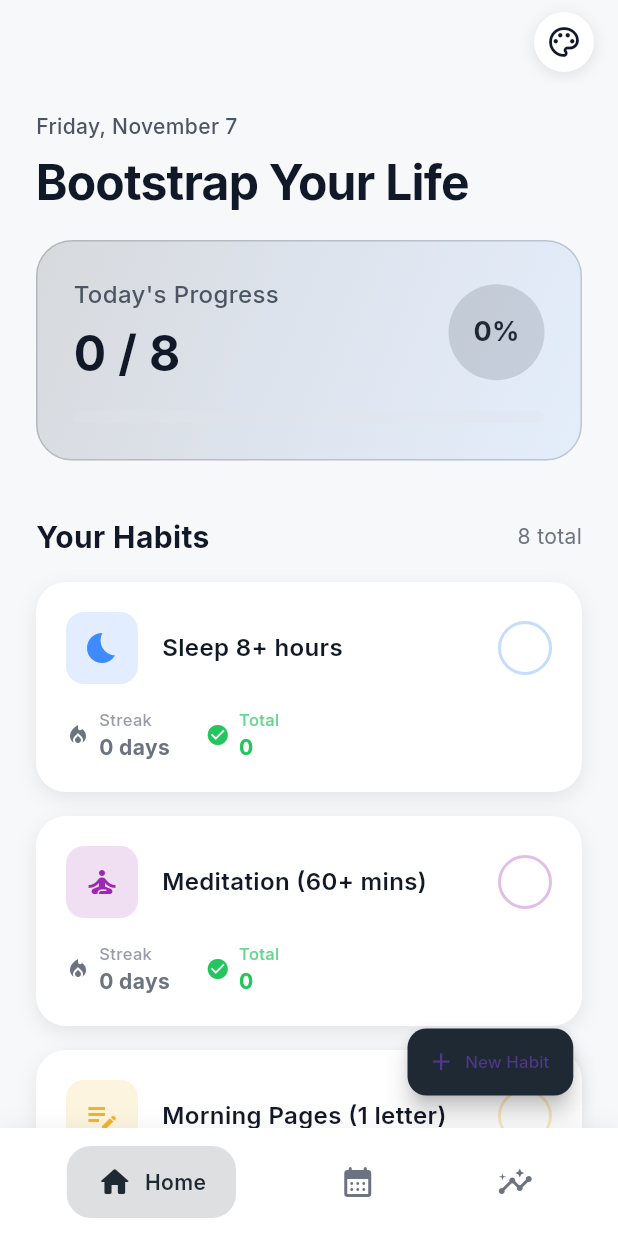
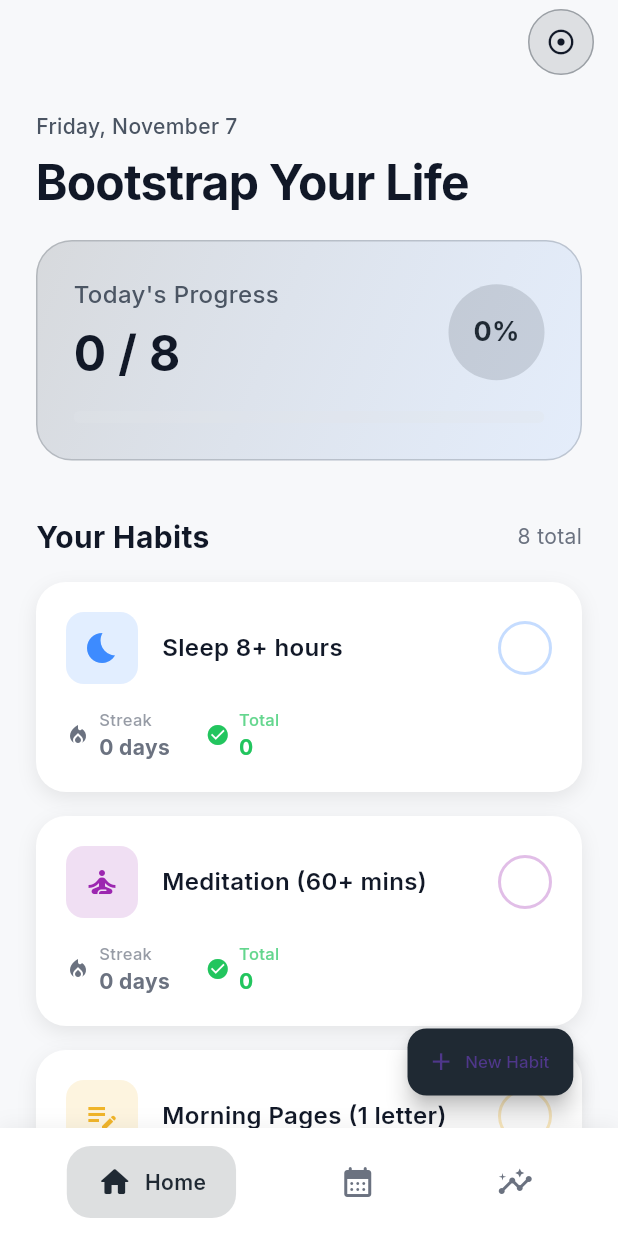
Before and after one commit to erencanakyuz/Bootstrapapp, a Flutter app: the screen it shows after launch, on a phone screen of 412 x 824 dp. Run offline on Flutter 3.47's test engine with Material 3 defaults, Android fonts, the phone set to English and light mode, and no system bars; our stand-ins replace google_fonts, shared_preferences.

Commit message:
Add theme switcher functionality
Features:
- ✨ ThemeSwitcherButton widget with haptic feedback
- 🎨 Live theme switching between 4 palettes
- 🔄 Animated theme transitions
- 🎯 ThemeController properly integrated
- 📱 Theme button in HomeScreen header
- 💾 Snackbar feedback when switching themes

Now users can switch themes on the fly!

```diff
--- a/lib/main.dart
+++ b/lib/main.dart
@@ -17,16 +17,50 @@ void main() {
   runApp(const BootstrapApp());
 }
 
-class BootstrapApp extends StatelessWidget {
+class BootstrapApp extends StatefulWidget {
   const BootstrapApp({super.key});
 
   @override
+  State<BootstrapApp> createState() => _BootstrapAppState();
+}
+
+class _BootstrapAppState extends State<BootstrapApp> {
+  final ThemeController _themeController = ThemeController(
+    initialPalette: AppPalette.modern,
+  );
+
+  @override
+  void dispose() {
+    _themeController.dispose();
+    super.dispose();
+  }
+
+  @override
   Widget build(BuildContext context) {
-    return MaterialApp(
-      title: 'Bootstrap Your Life',
-      debugShowCheckedModeBanner: false,
-      theme: buildAppTheme(AppPalette.modern),
-      home: const MainScreen(),
+    return AnimatedBuilder(
+      animation: _themeController,
+      builder: (context, child) {
+        return MaterialApp(
+          title: 'Bootstrap Your Life',
+          debugShowCheckedModeBanner: false,
+          theme: _themeController.theme,
+          home: MainScreenWrapper(themeController: _themeController),
+        );
+      },
     );
   }
 }
+
+class MainScreenWrapper extends StatelessWidget {
+  final ThemeController themeController;
+
+  const MainScreenWrapper({
+    super.key,
+    required this.themeController,
+  });
+
+  @override
+  Widget build(BuildContext context) {
+    return MainScreen(themeController: themeController);
+  }
+}
--- a/lib/screens/home_screen_new.dart
+++ b/lib/screens/home_screen_new.dart
@@ -6,12 +6,14 @@ import '../constants/app_constants.dart';
 import '../widgets/habit_card.dart';
 import '../widgets/modern_button.dart';
 import '../widgets/add_habit_modal.dart';
+import '../widgets/theme_switcher_button.dart';
 
 class HomeScreenNew extends StatefulWidget {
   final List<Habit> habits;
   final Function(Habit) onAddHabit;
   final Function(Habit) onUpdateHabit;
   final Function(String) onDeleteHabit;
+  final ThemeController? themeController;
 
   const HomeScreenNew({
     super.key,
@@ -19,6 +21,7 @@ class HomeScreenNew extends StatefulWidget {
     required this.onAddHabit,
     required this.onUpdateHabit,
     required this.onDeleteHabit,
+    this.themeController,
   });
 
   @override
@@ -126,15 +129,11 @@ class _HomeScreenNewState extends State<HomeScreenNew> with SingleTickerProvider
               ),
             ),
             actions: [
-              ModernIconButton(
-                icon: Icons.palette_outlined,
-                onPressed: () {
-                  // TODO: Theme switcher
-                },
-                backgroundColor: colors.surface,
-                iconColor: colors.textPrimary,
-                size: 40,
-              ),
+              if (widget.themeController != null)
+                ThemeSwitcherButton(
+                  controller: widget.themeController!,
+                  compact: false,
+                ),
               const SizedBox(width: AppSizes.paddingL),
             ],
           ),
--- a/lib/screens/main_screen.dart
+++ b/lib/screens/main_screen.dart
@@ -8,7 +8,12 @@ import '../models/habit.dart';
 import '../services/habit_storage.dart';
 
 class MainScreen extends StatefulWidget {
-  const MainScreen({super.key});
+  final ThemeController themeController;
+
+  const MainScreen({
+    super.key,
+    required this.themeController,
+  });
 
   @override
   State<MainScreen> createState() => _MainScreenState();
@@ -88,6 +93,7 @@ class _MainScreenState extends State<MainScreen> {
         onAddHabit: _addHabit,
         onUpdateHabit: _updateHabit,
         onDeleteHabit: _deleteHabit,
+        themeController: widget.themeController,
       ),
       HomeScreen(
         habits: _habits,
--- /dev/null
+++ b/lib/widgets/theme_switcher_button.dart
@@ -0,0 +1,87 @@
+import 'package:flutter/material.dart';
+import 'package:flutter/services.dart';
+import '../theme/app_theme.dart';
+import '../constants/app_constants.dart';
+
+/// Button that cycles through available theme palettes
+class ThemeSwitcherButton extends StatelessWidget {
+  final ThemeController controller;
+  final bool compact;
+
+  const ThemeSwitcherButton({
+    super.key,
+    required this.controller,
+    this.compact = false,
+  });
+
+  void _handleTap(BuildContext context) {
+    HapticFeedback.lightImpact();
+
+    // Get current palette and cycle to next
+    final currentPalette = controller.palette;
+    final allPalettes = AppPalette.values;
+    final currentIndex = allPalettes.indexOf(currentPalette);
+    final nextIndex = (currentIndex + 1) % allPalettes.length;
+    final nextPalette = allPalettes[nextIndex];
+
+    controller.setPalette(nextPalette);
+
+    ScaffoldMessenger.of(context)
+      ..hideCurrentSnackBar()
+      ..showSnackBar(
+        SnackBar(
+          duration: const Duration(milliseconds: 2000),
+          backgroundColor: controller.colors.primary,
+          content: Text(
+            '${nextPalette.label} theme applied',
+            style: const TextStyle(
+              fontSize: 14,
+              fontWeight: FontWeight.w600,
+              color: Colors.white,
+            ),
+          ),
+          action: SnackBarAction(
+            label: 'Next',
+            textColor: Colors.white,
+            onPressed: () => _handleTap(context),
+          ),
+        ),
+      );
+  }
+
+  @override
+  Widget build(BuildContext context) {
+    final double dimension = compact ? 32 : 44;
+    final double iconSize = compact ? 16 : 20;
+
+    return AnimatedBuilder(
+      animation: controller,
+      builder: (context, _) {
+        final colors = controller.colors;
+        return Material(
+          color: Colors.transparent,
+          child: InkWell(
+            onTap: () => _handleTap(context),
+            borderRadius: BorderRadius.circular(dimension),
+            child: Ink(
+              width: dimension,
+              height: dimension,
+              decoration: BoxDecoration(
+                color: colors.primary.withValues(alpha: 0.12),
+                borderRadius: BorderRadius.circular(dimension),
+                border: Border.all(
+                  color: colors.primary.withValues(alpha: 0.35),
+                ),
+              ),
+              child: Icon(
+                controller.palette.icon,
+                color: colors.primaryDark,
+                size: iconSize,
+              ),
+            ),
+          ),
+        );
+      },
+    );
+  }
+}
```
